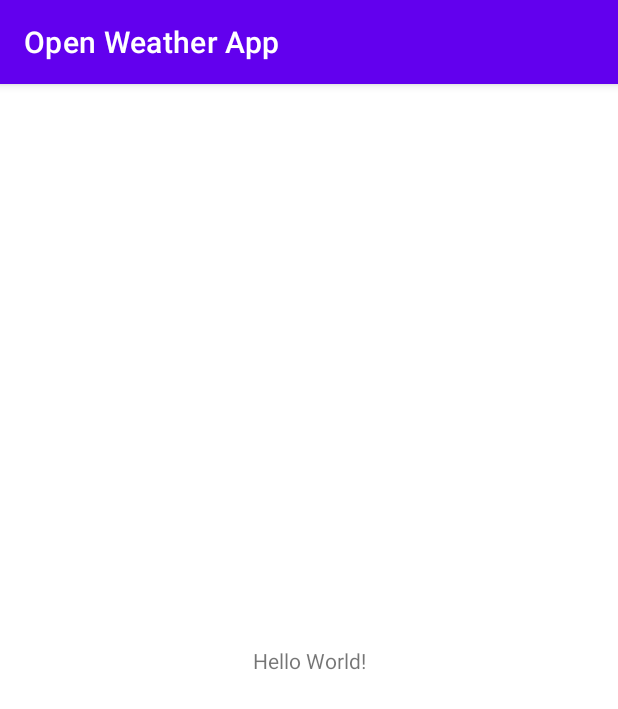
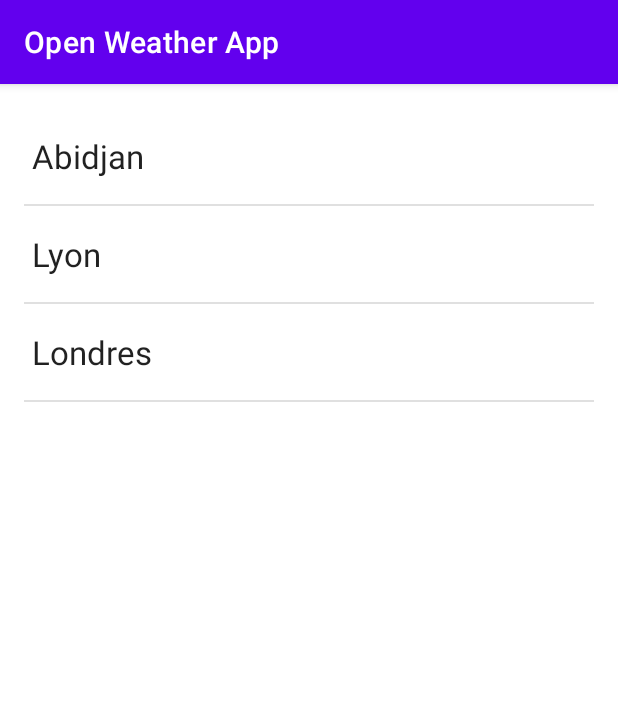
Before and after one commit to ismaeltoe/openweathermap, an Android app: the screen it shows after launch (MainActivity), on a phone screen of 412 x 824 dp. Shown: the top 709 px of the screen. Run offline under Robolectric (Android 15) with nearby library versions, the phone set to English and light mode, and no system bars.

Commit message:
Create cities list screen

```diff
--- a/app/src/main/java/org/openweatherapp/MainActivity.java
+++ b/app/src/main/java/org/openweatherapp/MainActivity.java
@@ -1,14 +1,49 @@
 package org.openweatherapp;
 
 import androidx.appcompat.app.AppCompatActivity;
+import androidx.lifecycle.ViewModelProvider;
+import androidx.recyclerview.widget.DividerItemDecoration;
+import androidx.recyclerview.widget.LinearLayoutManager;
+import androidx.recyclerview.widget.RecyclerView;
 
 import android.os.Bundle;
+import android.util.Log;
+import android.view.View;
+
+import org.openweatherapp.adapters.CityListAdapter;
+import org.openweatherapp.models.City;
+import org.openweatherapp.viewmodels.CityViewModel;
 
 public class MainActivity extends AppCompatActivity {
+
+    private CityViewModel mCityViewModel;
 
     @Override
     protected void onCreate(Bundle savedInstanceState) {
         super.onCreate(savedInstanceState);
         setContentView(R.layout.activity_main);
+
+        RecyclerView recyclerView = findViewById(R.id.recyclerview);
+
+        final CityListAdapter adapter = new CityListAdapter(new CityListAdapter.CityDiff());
+        recyclerView.setAdapter(adapter);
+
+        recyclerView.setLayoutManager(new LinearLayoutManager(this));
+
+        RecyclerView.ItemDecoration itemDecoration =
+                new DividerItemDecoration(this, DividerItemDecoration.VERTICAL);
+        recyclerView.addItemDecoration(itemDecoration);
+
+        mCityViewModel = new ViewModelProvider(this).get(CityViewModel.class);
+
+        adapter.submitList(mCityViewModel.getCities());
+
+        adapter.setOnItemClickListener(new CityListAdapter.OnItemClickListener() {
+            @Override
+            public void onItemClick(View itemView, int position) {
+                City city = adapter.getCurrentList().get(position);
+                Log.d("MainActivity", city.getCity());
+            }
+        });
     }
 }
--- /dev/null
+++ b/app/src/main/java/org/openweatherapp/adapters/CityListAdapter.java
@@ -0,0 +1,85 @@
+package org.openweatherapp.adapters;
+
+import android.view.LayoutInflater;
+import android.view.View;
+import android.view.ViewGroup;
+import android.widget.TextView;
+
+import androidx.annotation.NonNull;
+import androidx.recyclerview.widget.DiffUtil;
+import androidx.recyclerview.widget.ListAdapter;
+import androidx.recyclerview.widget.RecyclerView;
+
+import org.openweatherapp.R;
+import org.openweatherapp.models.City;
+
+public class CityListAdapter extends ListAdapter<City, CityListAdapter.CityViewHolder> {
+
+    private OnItemClickListener listener;
+
+    public interface OnItemClickListener {
+        void onItemClick(View itemView, int position);
+    }
+
+    public void setOnItemClickListener(OnItemClickListener listener) {
+        this.listener = listener;
+    }
+
+    public CityListAdapter(@NonNull DiffUtil.ItemCallback<City> diffCallback) {
+        super(diffCallback);
+    }
+
+    @NonNull
+    @Override
+    public CityViewHolder onCreateViewHolder(@NonNull ViewGroup parent, int viewType) {
+        View view = LayoutInflater.from(parent.getContext())
+                .inflate(R.layout.city_item, parent, false);
+        return new CityViewHolder(view);
+    }
+
+    @Override
+    public void onBindViewHolder(@NonNull CityViewHolder holder, int position) {
+        City current = getItem(position);
+        holder.bind(current.getCity());
+    }
+
+    public static class CityDiff extends DiffUtil.ItemCallback<City> {
+
+        @Override
+        public boolean areItemsTheSame(@NonNull City oldItem, @NonNull City newItem) {
+            return oldItem == newItem;
+        }
+
+        @Override
+        public boolean areContentsTheSame(@NonNull City oldItem, @NonNull City newItem) {
+            return oldItem.getCity().equals(newItem.getCity());
+        }
+    }
+
+    public class CityViewHolder extends RecyclerView.ViewHolder {
+
+        private final TextView cityItemView;
+
+        public CityViewHolder(@NonNull View itemView) {
+            super(itemView);
+
+            cityItemView = itemView.findViewById(R.id.city);
+
+            itemView.setOnClickListener(new View.OnClickListener() {
+                @Override
+                public void onClick(View v) {
+                    if (listener != null) {
+                        int position = getAdapterPosition();
+                        if (position != RecyclerView.NO_POSITION) {
+                            listener.onItemClick(itemView, position);
+                        }
+                    }
+                }
+            });
+        }
+
+        public void bind(String text) {
+            cityItemView.setText(text);
+        }
+    }
+}
--- /dev/null
+++ b/app/src/main/java/org/openweatherapp/viewmodels/CityViewModel.java
@@ -0,0 +1,22 @@
+package org.openweatherapp.viewmodels;
+
+import androidx.lifecycle.ViewModel;
+
+import org.openweatherapp.models.City;
+
+import java.util.ArrayList;
+import java.util.List;
+
+public class CityViewModel extends ViewModel {
+
+    private List<City> mCities;
+
+    public CityViewModel() {
+        mCities = new ArrayList<>();
+        mCities.add(new City("Abidjan"));
+        mCities.add(new City("Lyon"));
+        mCities.add(new City("Londres"));
+    }
+
+    public List<City> getCities() { return mCities; }
+}
--- a/app/src/main/res/layout/activity_main.xml
+++ b/app/src/main/res/layout/activity_main.xml
@@ -6,10 +6,12 @@
     android:layout_height="match_parent"
     tools:context=".MainActivity">
 
-    <TextView
-        android:layout_width="wrap_content"
-        android:layout_height="wrap_content"
-        android:text="Hello World!"
+    <androidx.recyclerview.widget.RecyclerView
+        android:id="@+id/recyclerview"
+        android:layout_width="0dp"
+        android:layout_height="0dp"
+        android:padding="16dp"
+        tools:listitem="@layout/city_item"
         app:layout_constraintBottom_toBottomOf="parent"
         app:layout_constraintLeft_toLeftOf="parent"
         app:layout_constraintRight_toRightOf="parent"
--- /dev/null
+++ b/app/src/main/res/layout/city_item.xml
@@ -0,0 +1,19 @@
+<?xml version="1.0" encoding="utf-8"?>
+<LinearLayout xmlns:android="http://schemas.android.com/apk/res/android"
+    android:layout_width="match_parent"
+    android:layout_height="wrap_content"
+    xmlns:tools="http://schemas.android.com/tools"
+    android:gravity="center_vertical"
+    android:minHeight="?android:attr/listPreferredItemHeight"
+    android:orientation="vertical"
+    android:padding="5dp"
+    android:background="?android:attr/selectableItemBackground">
+
+    <TextView
+        android:id="@+id/city"
+        android:layout_width="match_parent"
+        android:layout_height="wrap_content"
+        android:textAppearance="?android:textAppearanceLarge"
+        tools:text="Abidjan" />
+
+</LinearLayout>
```
